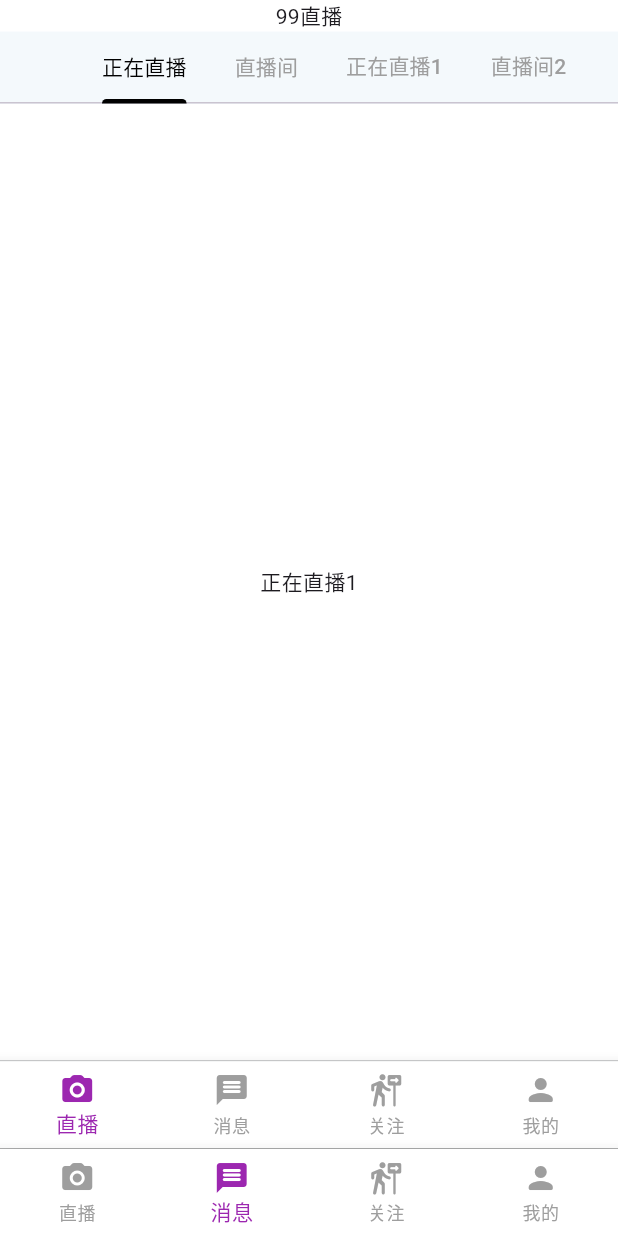
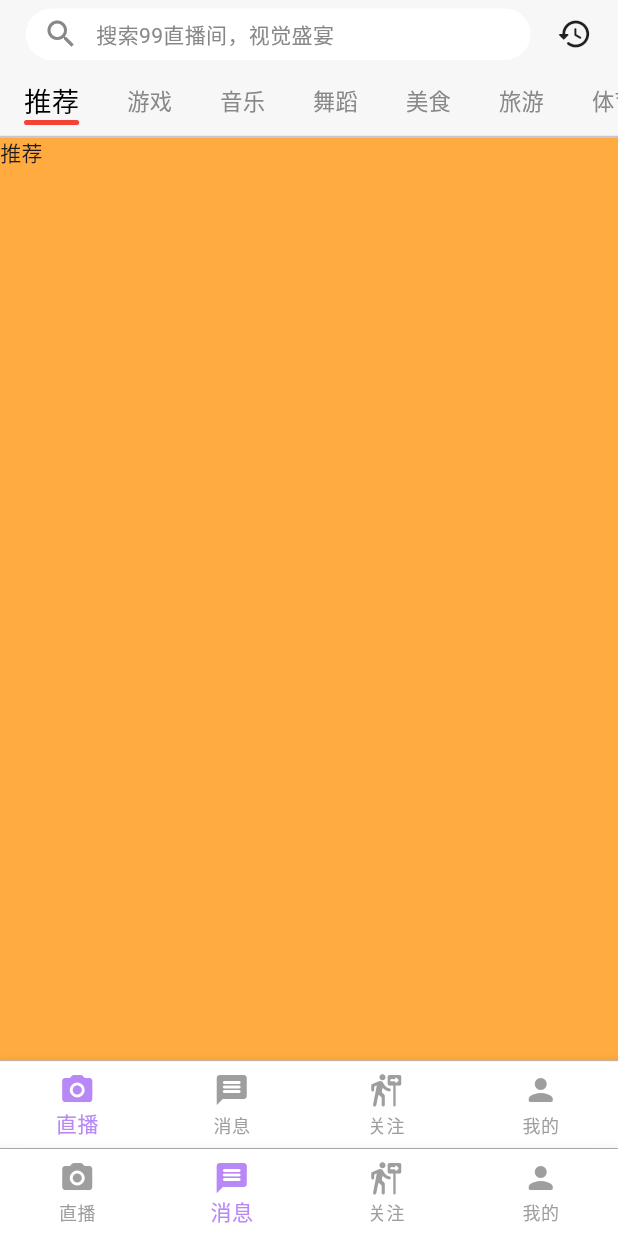
Before and after one commit to operatium/baixinglive, a Flutter app: the Baixing_HomeScene screen opened by its route, item 2 of the bottom bar chosen, on a phone screen of 412 x 824 dp. Run offline on Flutter 3.47's test engine with Material 3 defaults, Android fonts, the light colour scheme and no system bars; our stand-ins replace flutter_screenutil, fluttertoast, go_router, permission_handler, shared_preferences, webview_flutter; missing offline and left inert: flutter_debouncer, flutter_vibrate, window_size; accounts and stored records are empty.

```diff
--- /dev/null
+++ b/lib/compat/baixing_persistence.dart
@@ -0,0 +1,17 @@
+import 'package:shared_preferences/shared_preferences.dart';
+
+class Baixing_SharedPreferences {
+  static SharedPreferences? _sp;
+
+  static init() async {
+    _sp ??= await SharedPreferences.getInstance();
+  }
+
+  static String baixing_getString(String key) {
+    return _sp!.getString(key)??"";
+  }
+
+  static void baixing_setString(String key, String value) async {
+    await _sp!.setString(key, value);
+  }
+}
--- /dev/null
+++ b/lib/entity/baixing_accountentity.dart
@@ -0,0 +1,21 @@
+import 'package:json_annotation/json_annotation.dart';
+
+// 生成的代码文件
+part 'baixing_accountentity.g.dart';
+
+// 使用 @JsonSerializable 注解标记类
+@JsonSerializable()
+class Baixing_AccountEntity {
+  String username;
+  String password;
+  String phone;
+  String token;
+
+  Baixing_AccountEntity({this.username = "", this.password = "", required this.phone, this.token = ""});
+
+  // 工厂方法，用于从 JSON 数据创建 Baixing_AccountEntity 实例
+  factory Baixing_AccountEntity.fromJson(Map<String, dynamic> json) => _$Baixing_AccountEntityFromJson(json);
+
+  // 将 Baixing_AccountEntity 实例转换为 JSON 数据
+  Map<String, dynamic> toJson() => _$Baixing_AccountEntityToJson(this);
+}
--- /dev/null
+++ b/lib/fragment/baixing_live_room_list_fragment.dart
@@ -0,0 +1,18 @@
+import 'package:flutter/material.dart';
+import 'package:flutter/widgets.dart';
+
+class Baixing_LiveRoomListFragment extends StatelessWidget {
+  final String title;
+
+  const Baixing_LiveRoomListFragment({Key? key, required this.title}) : super(key: key);
+
+  @override
+  Widget build(BuildContext context) {
+    return Container(
+      color: Colors.orangeAccent,
+      child: Text(title),
+    );
+  }
+
+
+}
--- a/lib/fragment/baixing_livepage_fragment.dart
+++ b/lib/fragment/baixing_livepage_fragment.dart
@@ -1,5 +1,12 @@
+import 'package:baixinglive/compat/baixing_toast.dart';
+import 'package:baixinglive/provider/baixing_live_streaming_column.dart';
 import 'package:flutter/cupertino.dart';
 import 'package:flutter/material.dart';
+import 'package:flutter_screenutil/flutter_screenutil.dart';
+import 'package:go_router/go_router.dart';
+import 'package:provider/provider.dart';
+
+import 'baixing_live_room_list_fragment.dart';
 
 class Baixing_LiveFragment extends StatefulWidget {
   const Baixing_LiveFragment({super.key});
@@ -8,60 +15,144 @@ class Baixing_LiveFragment extends StatefulWidget {
   State<Baixing_LiveFragment> createState() => _Baixing_LiveFragmentState();
 }
 
-class _Baixing_LiveFragmentState extends State<Baixing_LiveFragment> {
+class _Baixing_LiveFragmentState extends State<Baixing_LiveFragment>
+    with TickerProviderStateMixin {
+  TabController? _tabController = null;
+
+  @override
+  void initState() {
+    super.initState();
+    WidgetsBinding.instance.addPostFrameCallback((Duration timeStamp) {
+      context
+          .read<Baixing_LiveStraeamingColumnModel>()
+          .baixing_getLiveSteamingColumn();
+    });
+  }
+
+  @override
+  void dispose() {
+    super.dispose();
+  }
+
   @override
   Widget build(BuildContext context) {
+    Baixing_LiveStraeamingColumnModel liveColumnModel = context.watch();
+    _tabController = TabController(
+      length: _getTabs(liveColumnModel).length,
+      vsync: this,
+    );
     return Scaffold(
       body: SafeArea(
-        child: DefaultTabController(
-          length: 4,
         child: Column(
           children: [
             Container(
+              height: 40.w,
+              margin: EdgeInsets.only(left: 15.w, right: 15.w),
+              child: Row(
+                children: [
+                  Expanded(
+                    child: GestureDetector(
+                      onTap: () {
+                        showSearch(context: context, delegate: CustomSearchDelegate());
+                      },
+                      child: Container(
+                        height: 30.w,
+                        decoration: BoxDecoration(
                           color: Colors.white,
-                child: const Center(child: Text('99直播')),
+                          borderRadius: BorderRadius.all(Radius.circular(20.w)),
+                        ),
+                        child: Row(
+                          children: [
+                            Container(
+                              margin: EdgeInsets.symmetric(horizontal: 10.w),
+                              child: Icon(Icons.search, color: Color(0xff888888),),
+                            ),
+                            Text("搜索99直播间，视觉盛宴", style: TextStyle(color: Color(0xff888888)),),
+                          ],
+                        ),
+                      ),
+                    )
                   ),
                   Container(
-                alignment: Alignment.centerLeft,
+                    margin: EdgeInsets.only(left: 15.w),
+                    child: Icon(Icons.history_rounded),
+                  ),
+                ],
+              ),
+            ),
+            SizedBox(
+              height: 40.w,
               child: TabBar(
-                  tabs: const [
-                    Tab(text: '正在直播'),
-                    Tab(text: '直播间'),
-                    Tab(text: '正在直播1'),
-                    Tab(text: '直播间2'),
-                  ],
-                  labelColor: Colors.black,
-                  unselectedLabelColor: Colors.grey,
-                  indicatorColor: Colors.black,
+                tabAlignment: TabAlignment.start,
+                tabs: _getTabs(liveColumnModel),
+                controller: _tabController,
                 isScrollable: true,
+                indicatorColor: Color(0xffFF0000),
+                labelColor: Color(0xff000000),
+                labelStyle: TextStyle(fontSize: 16.sp),
+                unselectedLabelColor: Color(0xff888888),
+                unselectedLabelStyle: TextStyle(fontSize: 13.sp),
+                indicatorWeight: 3.w,
+                indicatorSize: TabBarIndicatorSize.label,
+                indicator: UnderlineTabIndicator(
+                  borderRadius: BorderRadius.all(Radius.circular(9)),
+                  borderSide: BorderSide(color: Colors.red, width: 3.w),
+                ),
               ),
             ),
             Expanded(
               child: TabBarView(
-                  children: [
-                    Container(
-                      color: Colors.white,
-                      child: const Center(child: Text('正在直播1')),
-                    ),
-                    Container(
-                      color: Colors.white,
-                      child: const Center(child: Text('直播间2')),
-                    ),
-                    Container(
-                      color: Colors.white,
-                      child: const Center(child: Text('直播间3')),
-                    ),
-                    Container(
-                      color: Colors.white,
-                      child: const Center(child: Text('直播间4')),
-                    ),
-                  ],
+                controller: _tabController,
+                children: _getPage(liveColumnModel),
               ),
             ),
           ],
         ),
       ),
-      ),
     );
   }
+
+  List<Widget> _getTabs(Baixing_LiveStraeamingColumnModel model) {
+    return model.columnList.map((String name) => Text(name)).toList();
   }
+
+  List<Widget> _getPage(Baixing_LiveStraeamingColumnModel model) {
+    return model.columnList
+        .map((String name) => Baixing_LiveRoomListFragment(title: name))
+        .toList();
+  }
+}
+
+class CustomSearchDelegate extends SearchDelegate<String> {
+  @override
+  List<Widget> buildActions(BuildContext context) {
+    return [
+      IconButton(
+        icon: const Icon(Icons.clear),
+        onPressed: () {
+          query = '';
+        },
+      ),
+    ];
+  }
+
+  @override
+  Widget buildLeading(BuildContext context) {
+    return IconButton(
+      icon: const Icon(Icons.arrow_back),
+      onPressed: () {
+        close(context, '');
+      },
+    );
+  }
+
+  @override
+  Widget buildResults(BuildContext context) {
+    return Center(child: Text('搜索结果: $query'));
+  }
+
+  @override
+  Widget buildSuggestions(BuildContext context) {
+    return Center(child: Text('搜索建议: $query'));
+  }
+}
--- a/lib/main.dart
+++ b/lib/main.dart
@@ -1,5 +1,7 @@
 import 'dart:io';
 
+import 'package:baixinglive/provider/baixing_account.dart';
+import 'package:baixinglive/provider/baixing_live_streaming_column.dart';
 import 'package:baixinglive/provider/baixing_login.dart';
 import 'package:baixinglive/scene/baixing_home_scene.dart';
 import 'package:baixinglive/scene/baixing_login_scene.dart';
@@ -81,6 +83,8 @@ class MyApp extends StatelessWidget {
         return MultiProvider(
           providers: [
             ChangeNotifierProvider(create: (context) => Baixing_LoginModel()),
+            ChangeNotifierProvider(create: (context) => Baixing_LiveStraeamingColumnModel()),
+            ChangeNotifierProvider(create: (context) => Baixing_AccountModel()),
           ],
           child: MaterialApp.router(
             debugShowCheckedModeBanner: false,
@@ -88,7 +92,7 @@ class MyApp extends StatelessWidget {
             title: '99直播',
             theme: ThemeData(
               splashFactory: NoSplash.splashFactory,
-              scaffoldBackgroundColor: Color(0xfff4f9fc),
+              scaffoldBackgroundColor: Color(0xfff7f7f7),
             ),
           ),
         );
--- /dev/null
+++ b/lib/provider/baixing_account.dart
@@ -0,0 +1,24 @@
+import 'dart:convert';
+
+import 'package:baixinglive/compat/baixing_persistence.dart';
+import 'package:baixinglive/entity/baixing_accountentity.dart';
+import 'package:flutter/foundation.dart';
+
+class Baixing_AccountModel extends ChangeNotifier {
+  Baixing_AccountEntity? _baixing_current_account;
+  static const String mBaixing_Key = "login";
+
+  Baixing_AccountEntity? get baixing_current_account => _baixing_current_account;
+
+  set baixing_current_account(Baixing_AccountEntity? value) {
+    _baixing_current_account = value;
+    if(_baixing_current_account == null) {
+      Baixing_SharedPreferences.baixing_setString(mBaixing_Key, "");
+    } else {
+      final map = _baixing_current_account!.toJson();
+      final str = json.encode(map);
+      Baixing_SharedPreferences.baixing_setString(mBaixing_Key, str);
+    }
+    notifyListeners();
+  }
+}
--- /dev/null
+++ b/lib/provider/baixing_live_streaming_column.dart
@@ -0,0 +1,14 @@
+import 'package:baixinglive/business/net/baixing_net_core_work.dart';
+import 'package:flutter/foundation.dart';
+
+class Baixing_LiveStraeamingColumnModel extends ChangeNotifier {
+  List<String> columnList = [];
+
+  Future<List<String>> baixing_getLiveSteamingColumn() async {
+    final result = await Baixing_NetCoreWork.getLiveSteamingColumn();
+    columnList.clear();
+    columnList.addAll(result);
+    notifyListeners();
+    return columnList;
+  }
+}
--- a/lib/provider/baixing_login.dart
+++ b/lib/provider/baixing_login.dart
@@ -1,7 +1,8 @@
 import 'dart:async';
 
 import 'package:baixinglive/business/net/baixing_net_core_work.dart';
-import 'package:flutter/cupertino.dart';
+import 'package:flutter/foundation.dart';
+
 
 class Baixing_LoginModel extends ChangeNotifier {
   final int remainingSeconds = 60;
--- a/lib/scene/baixing_home_scene.dart
+++ b/lib/scene/baixing_home_scene.dart
@@ -59,7 +59,7 @@ class _Baixing_HomeSceneState extends State<Baixing_HomeScene> {
                     ),
                   ],
                   currentIndex: _selectedIndex,
-                  selectedItemColor: Colors.purple,
+                  selectedItemColor: Color(0xffb888f6),
                   unselectedItemColor: Colors.grey,
                   onTap: (index) {
                     setState(() {
--- a/lib/scene/baixing_login_scene.dart
+++ b/lib/scene/baixing_login_scene.dart
@@ -3,6 +3,8 @@ import 'dart:math';
 
 import 'package:baixinglive/compat/baixing_toast.dart';
 import 'package:baixinglive/compat/baixing_vibrate.dart';
+import 'package:baixinglive/entity/baixing_accountentity.dart';
+import 'package:baixinglive/provider/baixing_account.dart';
 import 'package:baixinglive/provider/baixing_login.dart';
 import 'package:flutter/cupertino.dart';
 import 'package:flutter/material.dart';
@@ -41,6 +43,9 @@ class _Baixing_LoginSceneState extends State<Baixing_LoginScene>
       code: _baixing_codeController.text,
     );
     if (result) {
+      Baixing_AccountModel accountModel = context.read();
+      accountModel.baixing_current_account = Baixing_AccountEntity(phone: _baixing_phoneNumberController.text)
+        ..token = baixing_loginModel.baixing_netin_userToken;
       Baixing_Toast.show("登录成功");
       GoRouter.of(context).go("/home");
     } else {
```
Also changed, not shown: lib/business/net/baixing_net_core_work.dart (+10 -12 lines), lib/entity/person.dart (added, +19 -0 lines), lib/scene/baixing_livepage_scene.dart (deleted, +0 -25 lines), lib/scene/baixing_splash_scene.dart (+21 -3 lines), pubspec.yaml (+8 -2 lines), lib/entity/baixing_accountentity.g.dart (added), lib/entity/person.g.dart (added). Lines whose indentation alone changed are shown as unchanged.
